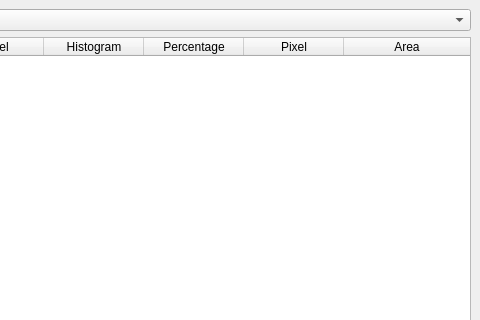
Old version of the form enmapbox/coreapps/classificationstatisticsapp/classificationstatisticsdialog.ui in the repository jakimowb/enmapbox_testmigration2; both pictures show x 166 to 646 and y 0 to 320 of the 646 by 664 pixel window.
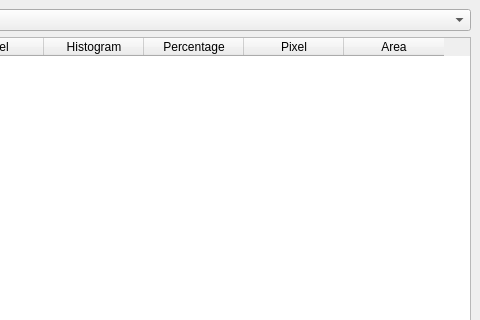
New version of the form. Custom widgets are drawn as their Qt base class.

Patch:
```diff
--- a/enmapbox/coreapps/classificationstatisticsapp/classificationstatisticsdialog.ui
+++ b/enmapbox/coreapps/classificationstatisticsapp/classificationstatisticsdialog.ui
@@ -57,7 +57,7 @@
        <bool>false</bool>
       </property>
       <attribute name="horizontalHeaderStretchLastSection">
-       <bool>true</bool>
+       <bool>false</bool>
       </attribute>
       <attribute name="verticalHeaderVisible">
        <bool>false</bool>
```
